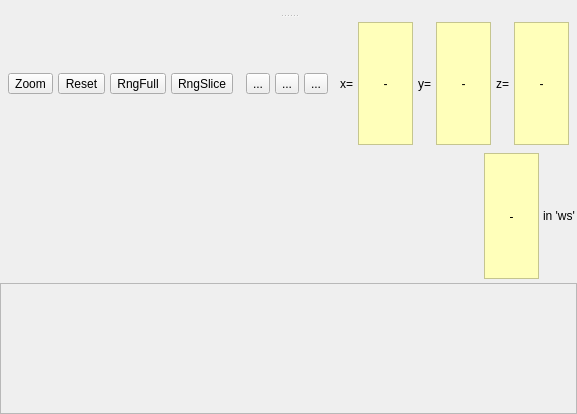
This is Code/Mantid/MantidQt/SliceViewer/inc/MantidQtSliceViewer/SliceViewer.ui in mantidproject/mantid as Qt 5 draws it before an edit. The edited form follows.
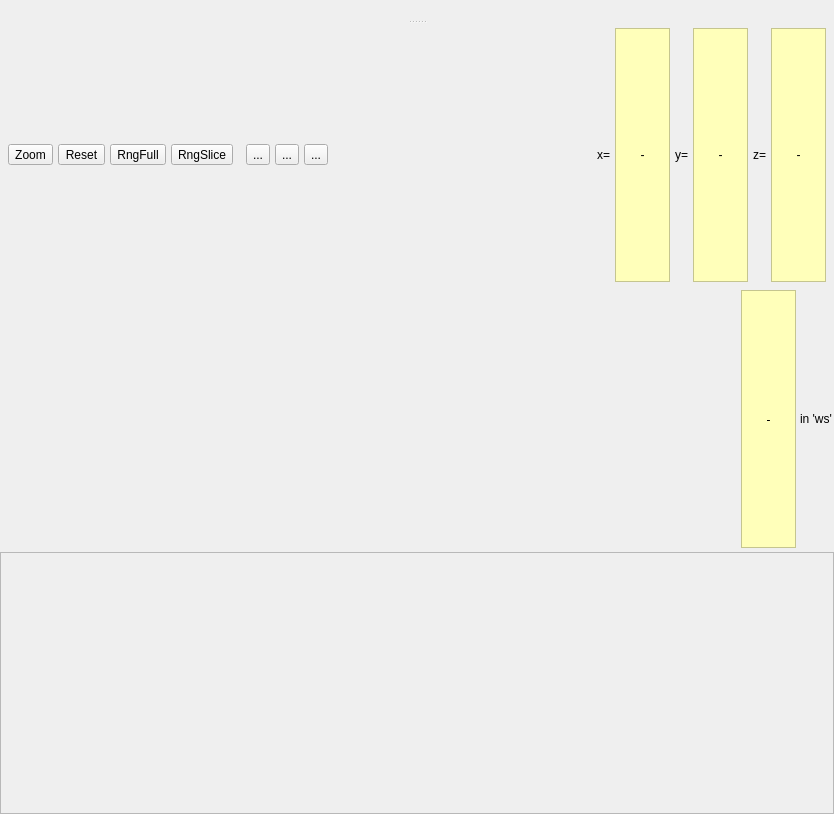
This is the edited form. Icons and pictures are not drawn. Custom widgets are drawn as their Qt base class.

Commit message: Refs #4948 using plugins in SliceViewer.ui

```diff
--- a/Code/Mantid/MantidQt/SliceViewer/inc/MantidQtSliceViewer/SliceViewer.ui
+++ b/Code/Mantid/MantidQt/SliceViewer/inc/MantidQtSliceViewer/SliceViewer.ui
@@ -6,8 +6,8 @@
    <rect>
     <x>0</x>
     <y>0</y>
-    <width>577</width>
-    <height>414</height>
+    <width>834</width>
+    <height>814</height>
    </rect>
   </property>
   <property name="windowTitle">
@@ -474,6 +474,14 @@
          <property name="frameShadow">
           <enum>QFrame::Raised</enum>
          </property>
+         <layout class="QHBoxLayout" name="horizontalLayout_3">
+          <item>
+           <widget class="MantidQt::MantidWidgets::SafeQwtPlot" name="safeQwtPlot"/>
+          </item>
+          <item>
+           <widget class="MantidQt::SliceViewer::ColorBarWidget" name="colorBarWidget"/>
+          </item>
+         </layout>
         </widget>
        </item>
       </layout>
@@ -483,6 +491,23 @@
   </layout>
  </widget>
  <layoutdefault spacing="6" margin="11"/>
+ <customwidgets>
+  <customwidget>
+   <class>MantidQt::SliceViewer::ColorBarWidget</class>
+   <extends>QWidget</extends>
+   <header>MantidQtMantidWidgets/ColorBarWidget.h</header>
+  </customwidget>
+  <customwidget>
+   <class>MantidQt::MantidWidgets::SafeQwtPlot</class>
+   <extends>QwtPlot</extends>
+   <header>MantidQtMantidWidgets/SafeQwtPlot.h</header>
+  </customwidget>
+  <customwidget>
+   <class>QwtPlot</class>
+   <extends>QFrame</extends>
+   <header>qwt_plot.h</header>
+  </customwidget>
+ </customwidgets>
  <resources>
   <include location="../../icons/SliceViewerIcons.qrc"/>
  </resources>
```
The commit also changes 2 other files.
